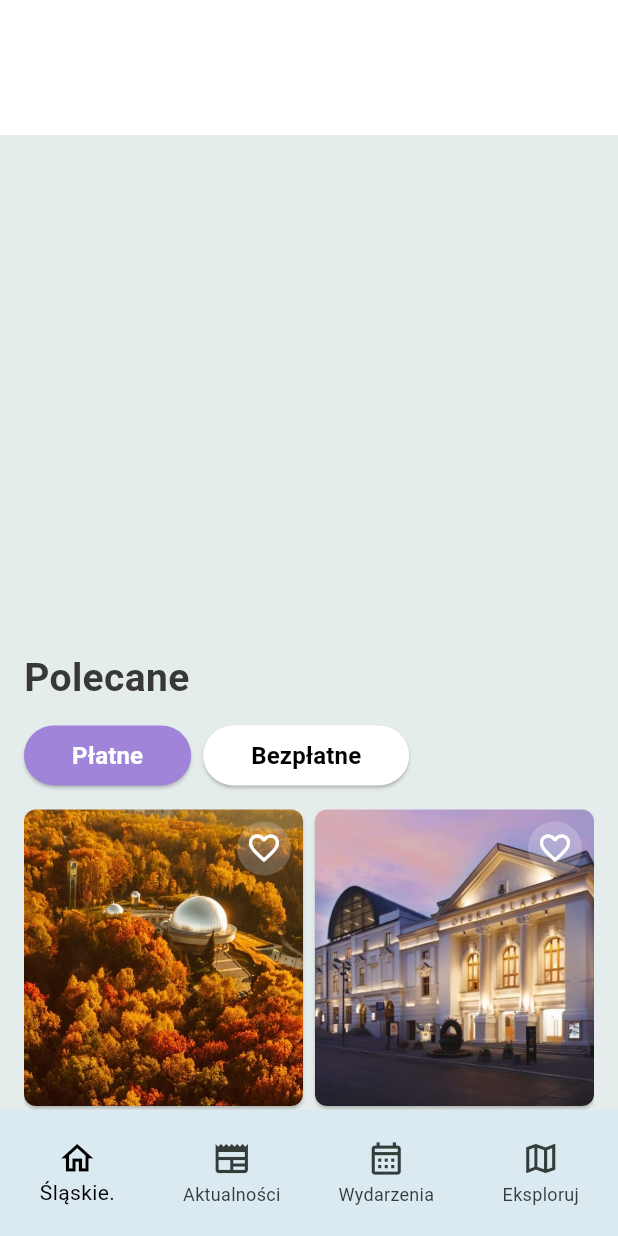
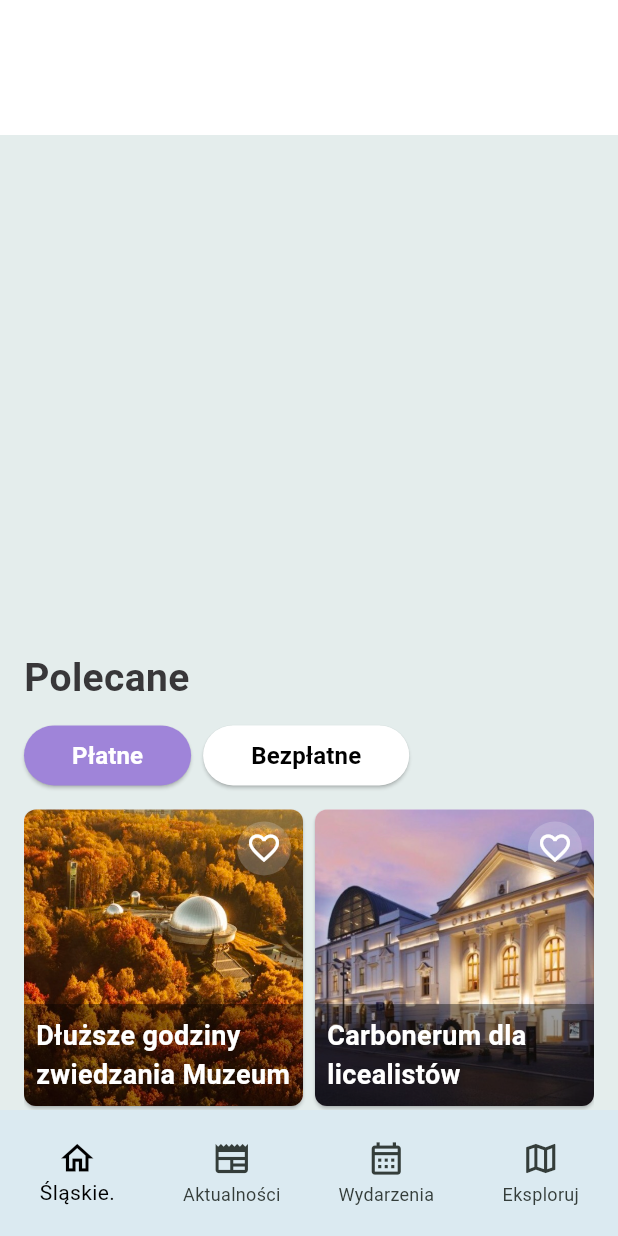
Before and after one commit to Sandra-chemist/Silesia-Guide, a Flutter app: the screen it shows after launch, on a phone screen of 412 x 824 dp. Run offline on Flutter 3.47's test engine with Material 3 defaults, Android fonts, the phone set to English and light mode, and no system bars.

Commit message:
add captions to images

```diff
--- a/lib/components/image_card.dart
+++ b/lib/components/image_card.dart
@@ -1,17 +1,20 @@
 import 'package:flutter/material.dart';
 import 'package:silesia_guide/utils/colors.dart';
 import 'package:silesia_guide/utils/spacing.dart';
+import 'package:silesia_guide/utils/text_styles.dart';
 
 class ImageCardComponent extends StatelessWidget {
   final String imagePath;
   final bool isFavorite;
   final VoidCallback onFavoriteTap;
+  final String caption;
 
   const ImageCardComponent({
     super.key,
     required this.imagePath,
     required this.isFavorite,
     required this.onFavoriteTap,
+    required this.caption,
   });
 
   @override
@@ -53,6 +56,22 @@ class ImageCardComponent extends StatelessWidget {
                 ),
               ),
             ),
+            Positioned(
+              bottom: 0,
+              left: 0,
+              right: 0,
+              child: Container(
+                padding: const EdgeInsets.symmetric(horizontal: gap8, vertical: gap8),
+                decoration: BoxDecoration(
+                  color: AppColors.blackColor.withAlpha(100),
+                ),
+                child: Text(
+                  caption,
+                  style: captionTextStyle,
+                  softWrap: true,
+                ),
+              ),
+            )
           ],
         ),
       ),
--- a/lib/screens/home_screen.dart
+++ b/lib/screens/home_screen.dart
@@ -141,6 +141,7 @@ class _HomeScreenState extends State<HomeScreen> with SingleTickerProviderStateM
                   isFavoriteList[index] = !isFavoriteList[index];
                 });
               },
+              caption: captions[index],
             ),
             itemCount: imagePaths.length,
           ),
--- a/lib/utils/text_styles.dart
+++ b/lib/utils/text_styles.dart
@@ -12,3 +12,9 @@ TextStyle regularTextStyle = const TextStyle(
   fontSize: 16.0,
   fontWeight: FontWeight.bold,
 );
+
+TextStyle captionTextStyle = const TextStyle(
+  color: AppColors.whiteColor,
+  fontSize: 18,
+  fontWeight: FontWeight.bold,
+);
--- a/lib/utils/texts.dart
+++ b/lib/utils/texts.dart
@@ -1,3 +1,15 @@
 const String recommendedText = 'Polecane';
 const String paidText = 'Płatne';
 const String freeText = 'Bezpłatne';
+
+List<String> captions = const [
+  'Dłuższe godziny zwiedzania Muzeum',
+  'Carbonerum dla licealistów',
+  'Dłuższe godziny zwiedzania Muzeum',
+  'Carbonerum dla licealistów',
+  'Dłuższe godziny zwiedzania Muzeum',
+  'Carbonerum dla licealistów',
+  'Dłuższe godziny zwiedzania Muzeum',
+  'Carbonerum dla licealistów',
+  'Dłuższe godziny zwiedzania Muzeum',
+];
```
